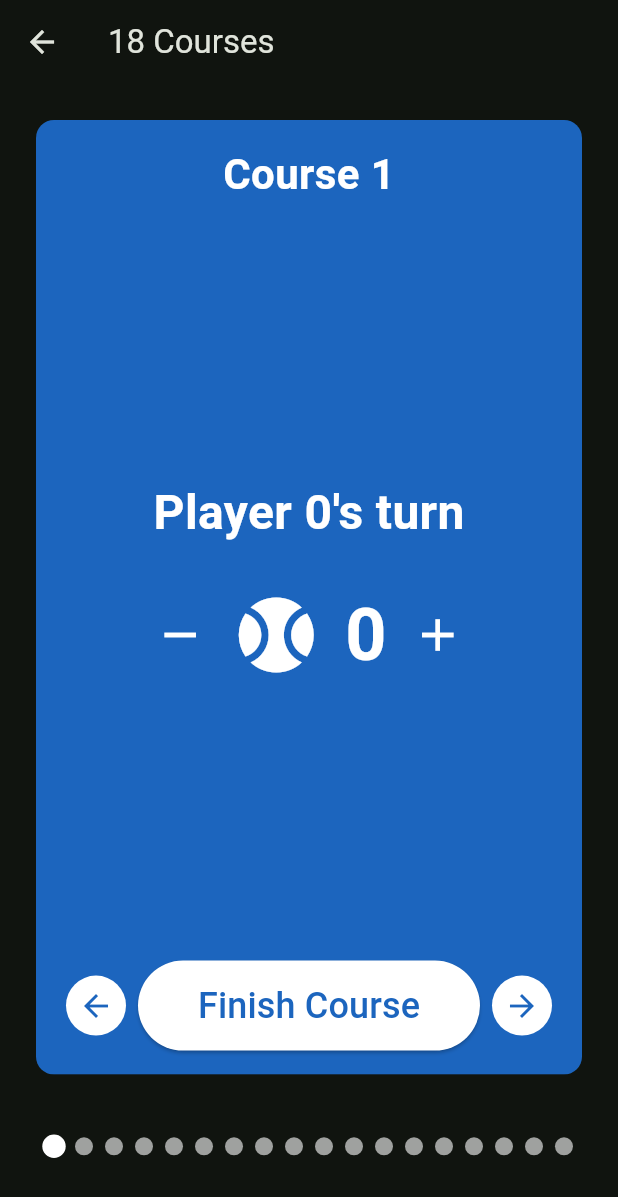
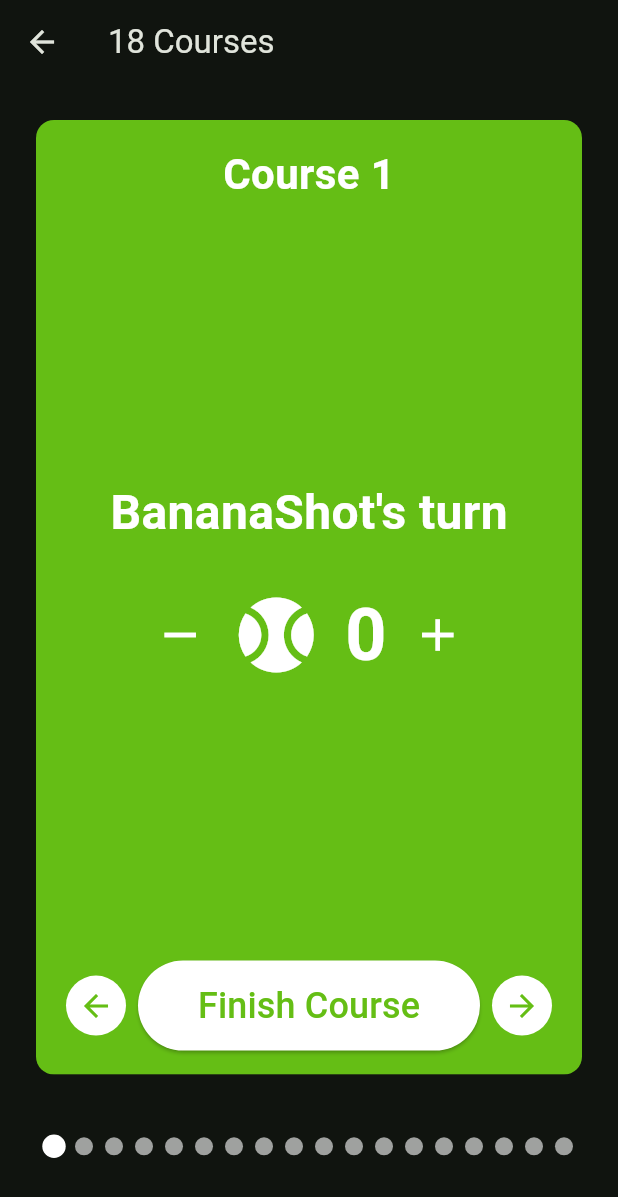
Before and after one commit to NicolasKargruber/DiscGolfPrater, a Flutter app: the screen it shows after launch, after a tap on the "add" icon, after a tap on "START", on a phone screen of 412 x 824 dp. Shown: the top 1197 px of the screen. Run offline on Flutter 3.47's test engine with Material 3 defaults, Android fonts, the phone set to English and light mode, and no system bars; drawn by our look-alikes of smooth_page_indicator.

Commit message:
Add courses

```diff
--- a/lib/course_page.dart
+++ b/lib/course_page.dart
@@ -1,21 +1,23 @@
 import 'package:disc_golf_prater/utilities/app_values.dart';
 import 'package:flutter/material.dart';
 
-import 'player.dart';
+import 'model/player.dart';
 
 class CoursePage extends StatefulWidget {
-  final int courseNumber;
+  final int courseIndex;
   final List<Player> players;
   final Function() backwardPage;
   final Function() forwardPage;
-  final Function(int) onCourseFinished;
+  final Function(int, {required int score, required Player player}) onTurnEnded;
+  final Function(int, {required int score, required Player player}) onCourseFinished;
 
   const CoursePage({
     super.key,
-    required this.courseNumber,
+    required this.courseIndex,
     required this.players,
     required this.backwardPage,
     required this.forwardPage,
+    required this.onTurnEnded,
     required this.onCourseFinished,
   });
 
@@ -24,14 +26,18 @@
 }
 
 class _CoursePageState extends State<CoursePage> {
-  int _currentIndex = 0;
+  int _currentPlayerIndex = 0;
+  Player get _currentPlayer => widget.players[_currentPlayerIndex];
+  String get _courseLabel => "Course ${widget.courseIndex + 1}";
+
   int _frisbeeCount = 0;
   bool _finishedCourse = false;
 
   void _nextPlayer() {
     setState(() {
-      if (_currentIndex < widget.players.length - 1) {
-        _currentIndex++;
+      if (_currentPlayerIndex < widget.players.length - 1) {
+        widget.onTurnEnded(widget.courseIndex, score: _frisbeeCount, player: _currentPlayer);
+        _currentPlayerIndex++;
         _frisbeeCount = 0;
       } else {
         // FINISHED COURSE for all players
@@ -39,19 +45,17 @@
           SnackBar(
               behavior: SnackBarBehavior.floating,
               duration: Durations.long1,
-              content: Text('Course ${widget.courseNumber} finished!'),
+              content: Text('$_courseLabel finished!'),
           ),
         );
+        widget.onCourseFinished(widget.courseIndex, score: _frisbeeCount, player: _currentPlayer);
         _finishedCourse = true;
-        widget.onCourseFinished(widget.courseNumber);
       }
     });
   }
 
   @override
   Widget build(BuildContext context) {
-    final player = widget.players[_currentIndex];
-
     return Scaffold(
       backgroundColor: Colors.transparent,
       body: Padding(
@@ -59,7 +63,7 @@
         child: ClipRRect(
           borderRadius: BorderRadius.circular(AppValues.r12),
           child: Container(
-            color: player.color,
+            color: _currentPlayer.color,
             child: Column(
               mainAxisAlignment: MainAxisAlignment.spaceBetween,
               children: [
@@ -67,7 +71,7 @@
                 Padding(
                   padding: const EdgeInsets.all(AppValues.p16),
                   child: Text(
-                    'Course ${widget.courseNumber}',
+                    _courseLabel,
                     style: const TextStyle(
                       fontSize: AppValues.fs28,
                       fontWeight: FontWeight.bold,
@@ -77,7 +81,7 @@
                 ),
 
                 // Middle: Player's turn + Frisbee counter
-                _finishedCourse ? buildCourseFinished() : buildPlayersTurn(player),
+                _finishedCourse ? buildCourseFinished() : buildPlayersTurn(),
 
                 // Bottom: Next button
                 Padding(
@@ -88,7 +92,7 @@
                       IconButton.filled(
                         style: ElevatedButton.styleFrom(
                         backgroundColor: Colors.white,
-                        foregroundColor: player.color,
+                        foregroundColor: _currentPlayer.color,
                       ),
                         onPressed: widget.backwardPage,
                         icon: Icon(Icons.arrow_back),
@@ -98,11 +102,11 @@
                           style: ElevatedButton.styleFrom(
                             minimumSize: const Size.fromHeight(AppValues.s60),
                             backgroundColor: Colors.white,
-                            foregroundColor: player.color,
+                            foregroundColor: _currentPlayer.color,
                           ),
                           onPressed: _nextPlayer,
                           child: Text(
-                            _currentIndex < widget.players.length - 1
+                            _currentPlayerIndex < widget.players.length - 1
                                 ? 'Next Player'
                                 : 'Finish Course',
                             style: const TextStyle(fontSize: AppValues.fs24),
@@ -112,7 +116,7 @@
                       IconButton.filled(
                         style: ElevatedButton.styleFrom(
                           backgroundColor: Colors.white,
-                          foregroundColor: player.color,
+                          foregroundColor: _currentPlayer.color,
                         ),
                         onPressed: widget.forwardPage,
                         icon: Icon(Icons.arrow_forward),
@@ -146,12 +150,12 @@
 
   }
 
-  Widget buildPlayersTurn(Player player){
+  Widget buildPlayersTurn(){
     return Column(
       mainAxisAlignment: MainAxisAlignment.center,
       children: [
         Text(
-          "${player.name}'s turn",
+          "${_currentPlayer.name}'s turn",
           style: const TextStyle(
             fontSize: AppValues.fs32,
             fontWeight: FontWeight.bold,
--- a/lib/courses_screen.dart
+++ b/lib/courses_screen.dart
@@ -2,7 +2,8 @@
 import 'package:flutter/material.dart';
 import 'package:smooth_page_indicator/smooth_page_indicator.dart';
 
-import 'player.dart';
+import 'courses_view_model.dart';
+import 'model/player.dart';
 import 'result_screen.dart';
 import 'utilities/app_values.dart';
 
@@ -16,11 +17,16 @@
 }
 
 class _CoursesScreenState extends State<CoursesScreen> {
+  late final CourseViewModel vm;
   final PageController _pageController = PageController(
       keepPage: true
   );
-  static const int totalCourses = 18;
-  int currentCourse = 0;
+
+  @override
+  void initState() {
+    vm = CourseViewModel(widget.players);
+    super.initState();
+  }
 
   void backwardPage() {
     if (_pageController.hasClients) {
@@ -33,7 +39,7 @@
 
   void forwardPage() {
     if (_pageController.hasClients) {
-      if (_pageController.page == totalCourses - 1) {
+      if (_pageController.page == vm.totalCourses - 1) {
         if (!mounted) return;
         Navigator.of(context).push(
           MaterialPageRoute(
@@ -48,14 +54,10 @@
     }
   }
 
-  void onCourseFinished(int courseNumber) {
-    if (currentCourse < courseNumber) currentCourse++;
-  }
-
   @override
   Widget build(BuildContext context) {
     return Scaffold(
-      appBar: AppBar(title: const Text("$totalCourses Courses")),
+      appBar: AppBar(title: Text("${vm.totalCourses} Courses")),
       body: Column(
         crossAxisAlignment: CrossAxisAlignment.center,
         children: [
@@ -63,7 +65,7 @@
             child: PageView.builder(
               controller: _pageController,
               onPageChanged: (int page) {
-                if((_pageController.page?.round() ?? 0) > currentCourse) {
+                if((_pageController.page?.round() ?? 0) > vm.currentCourseIndex + 1) {
                   ScaffoldMessenger.of(context).showSnackBar(
                     SnackBar(
                       behavior: SnackBarBehavior.floating,
@@ -74,14 +76,15 @@
                   backwardPage();
                 }
             },
-              itemCount: totalCourses,
+              itemCount: vm.totalCourses,
               itemBuilder: (context, index) {
                 return CoursePage(
-                  courseNumber: index + 1,
+                  courseIndex: index,
                   players: widget.players,
                   backwardPage: backwardPage,
                   forwardPage: forwardPage,
-                  onCourseFinished: onCourseFinished,
+                  onTurnEnded: vm.onTurnEnded,
+                  onCourseFinished: vm.onCourseFinished,
                 );
               },
             ),
@@ -90,7 +93,7 @@
             padding: const EdgeInsets.all(AppValues.p16),
             child: SmoothPageIndicator(
               controller: _pageController,
-              count: totalCourses,
+              count: vm.totalCourses,
               effect: const ScrollingDotsEffect(
                 activeDotColor: Colors.white,
                 dotColor: Colors.white60,
--- /dev/null
+++ b/lib/courses_view_model.dart
@@ -0,0 +1,23 @@
+import 'model/course.dart';
+import 'model/player.dart';
+
+class CourseViewModel {
+  final List<Player> _players;
+  List<Player> get players => _players.toList();
+
+  CourseViewModel(this._players);
+
+  final int totalCourses = 18;
+  int get currentCourseIndex => _finishedCourses.length;
+  final List<Course> _finishedCourses = [];
+  Course? _currentCourse;
+
+  void onTurnEnded(int courseNumber, {required int score, required Player player}) {
+    (_currentCourse ??= Course(courseNumber)).addCourse(score, player);
+  }
+
+  void onCourseFinished(int courseNumber, {required int score, required Player player}) {
+    (_currentCourse ??= Course(courseNumber)).addCourse(score, player);
+    _finishedCourses.add(_currentCourse!);
+  }
+}
--- /dev/null
+++ b/lib/model/course.dart
@@ -0,0 +1,12 @@
+import 'player.dart';
+
+class Course {
+  final int number;
+
+  Course(this.number);
+
+  final List<({int score, Player player})> _scores = [];
+  List<({int score, Player player})> get scores => _scores.toList();
+
+  addCourse(int score, Player player) => _scores.add((score: score, player: player));
+}
--- /dev/null
+++ b/lib/model/player.dart
@@ -0,0 +1,72 @@
+import 'dart:ui';
+
+class Player {
+  final String name;
+  final Color color;
+
+  Player(this.name, this.color);
+
+  static const List<String> names = [
+    "Acey",
+    "Birdie",
+    "Chainz",
+    "Sexy Boy",
+    "Heißer",
+    "Zippy",
+    "Annie",
+    "Bogey",
+    "Dashy",
+    "Eagle",
+    "Vader",
+    "Puta",
+    "Ivy",
+    "Kween",
+    "Mando",
+    "Emilch",
+    "Queenie",
+    "Rollala",
+    "Sassy",
+    "Twirly",
+    "Upsy",
+    "Wanda",
+    "Xtra",
+    "Bogaloo",
+    "Tschoggla",
+    "Eaglet",
+    "Fayda",
+    "Groovy",
+    "Hooker",
+    "Kiki",
+    "Oopsy",
+    "Throwa",
+    "HoopHoop",
+    "Whirly",
+    "BamBam",
+    "Hoopy",
+    "Icy",
+    "Karma",
+    "Quixie",
+    "RollaRuh",
+    "LagLord",
+    "Tricky",
+    "Uno",
+    "NoobSlaya",
+    "Wiggy",
+    "PingPong",
+    "CheeseShot",
+    "OopsHeadshot",
+    "Bubbles",
+    "PotatoAim",
+    "MilkSniper",
+    "Flippa",
+    "Player69",
+    "BananaShot",
+    "DisQ",
+    "Kitty",
+    "404Skillz",
+    "Momo",
+    "Ninja",
+    "Oreo",
+    "Squeezer",
+  ];
+}
--- a/lib/player.dart
+++ /dev/null
@@ -1,8 +0,0 @@
-import 'dart:ui';
-
-class Player {
-  final String name;
-  final Color color;
-
-  Player(this.name, this.color);
-}
--- a/lib/player_screen.dart
+++ b/lib/player_screen.dart
@@ -1,10 +1,10 @@
 import 'dart:math';
 
-import 'package:disc_golf_prater/utilities/app_values.dart';
 import 'package:flutter/material.dart';
 
 import 'courses_screen.dart';
-import 'player.dart';
+import 'model/player.dart';
+import 'utilities/app_values.dart';
 
 class PlayerScreen extends StatefulWidget {
   const PlayerScreen({super.key});
@@ -20,9 +20,19 @@
 
   void _addPlayer() {
     setState(() {
+      String name = "Player69";
+      int tries = 2;
+      do {
+        if (tries == 0) {
+          name = "Player $_playerCount";
+          break;
+        }
+        name = Player.names[_random.nextInt(Player.names.length)];
+        tries--;
+      } while (_players.any((player) => player.name == name));
       _players.add(
         Player(
-          'Player $_playerCount',
+          name,
           Color.fromARGB(
             255,
             _random.nextInt(256),
@@ -35,24 +45,6 @@
   }
 
   void _startGame() async {
-    // Countdown 3,2,1
-    if (false) for (int i = 3; i > 0; i--) {
-      await showDialog(
-        context: context,
-        barrierDismissible: false,
-        builder: (_) => AlertDialog(
-          alignment: Alignment.center,
-          content: Text(
-            '$i',
-            textAlign: TextAlign.center,
-            style: const TextStyle(fontSize: 64, fontWeight: FontWeight.bold),
-          ),
-        ),
-      );
-      //await Future.delayed(const Duration(milliseconds: 500));
-      if (mounted) Navigator.of(context).pop();
-    }
-
     // Shuffle players
     final shuffled = List<Player>.from(_players)..shuffle();
 
```
